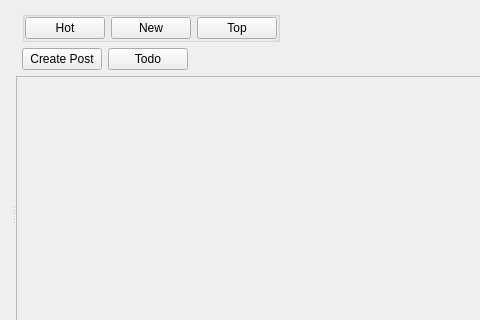
Qt form retroshare-gui/src/gui/Posted/PostedListDialog.ui (RetroShare/RetroShare) before a commit; both pictures show x 0 to 480 and y 0 to 320 of the 756 by 428 pixel window.
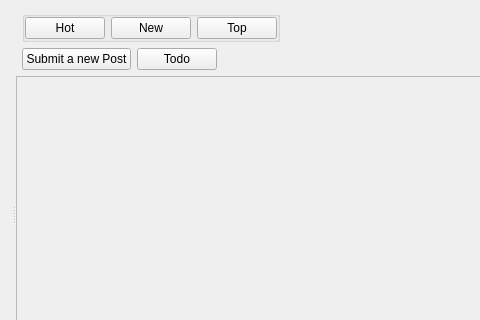
The same form after that commit. Icons and pictures are not drawn. Custom widgets are drawn as their Qt base class.

Commit message: Improving Posted Links, changed some strings, added a info label, not allow blank posts without a title.

Patch:
```diff
--- a/retroshare-gui/src/gui/Posted/PostedListDialog.ui
+++ b/retroshare-gui/src/gui/Posted/PostedListDialog.ui
@@ -59,7 +59,7 @@
           <item>
            <widget class="QPushButton" name="submitPostButton">
             <property name="text">
-             <string>Create Post</string>
+             <string>Submit a new Post</string>
             </property>
             <property name="icon">
              <iconset resource="Posted_images.qrc">
```
Left out of the diff: 2 changed lines with no effect on the pictures. The commit also changes 7 other files.
